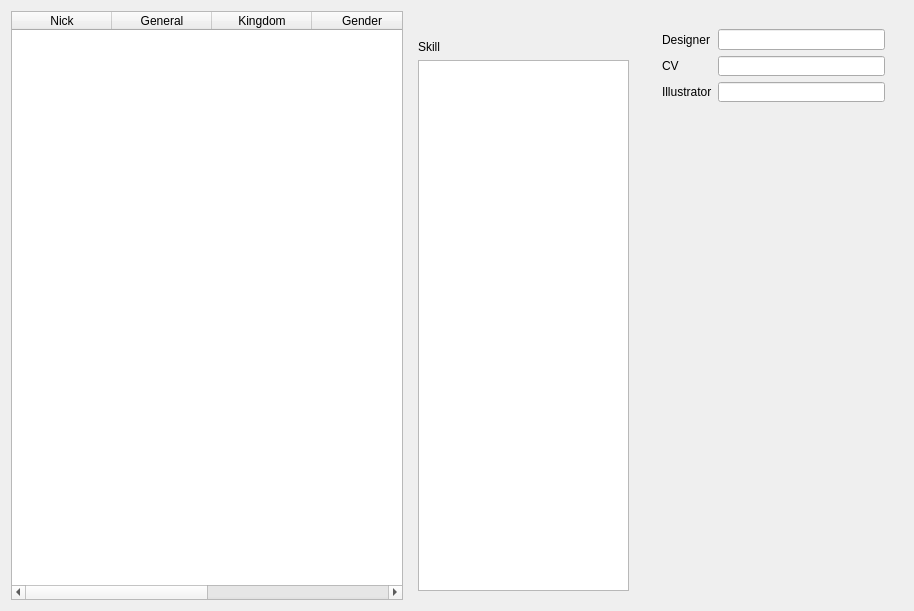
This is src/dialog/generaloverview.ui in Mogara/QSanguosha as Qt 5 draws it before an edit. The edited form follows.
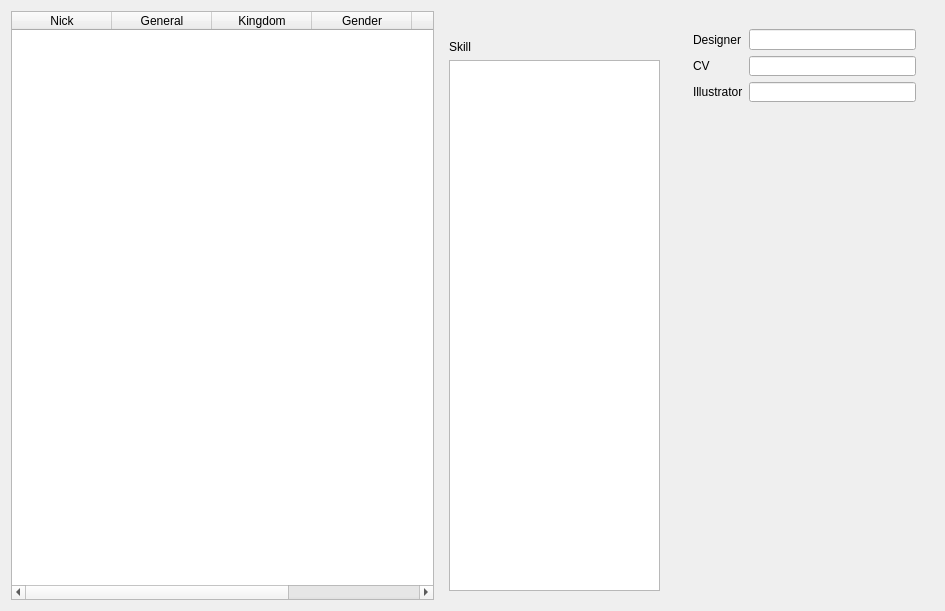
This is the edited form. Icons and pictures are not drawn.

Commit message: fix generaloverview by lycio

Patch:
```diff
--- a/src/dialog/generaloverview.ui
+++ b/src/dialog/generaloverview.ui
@@ -9,10 +9,22 @@
    <rect>
     <x>0</x>
     <y>0</y>
-    <width>914</width>
+    <width>945</width>
     <height>611</height>
    </rect>
   </property>
+  <property name="minimumSize">
+   <size>
+    <width>945</width>
+    <height>550</height>
+   </size>
+  </property>
+  <property name="baseSize">
+   <size>
+    <width>0</width>
+    <height>0</height>
+   </size>
+  </property>
   <property name="windowTitle">
    <string>General Overview</string>
   </property>
```
The commit also changes 13 other files.
